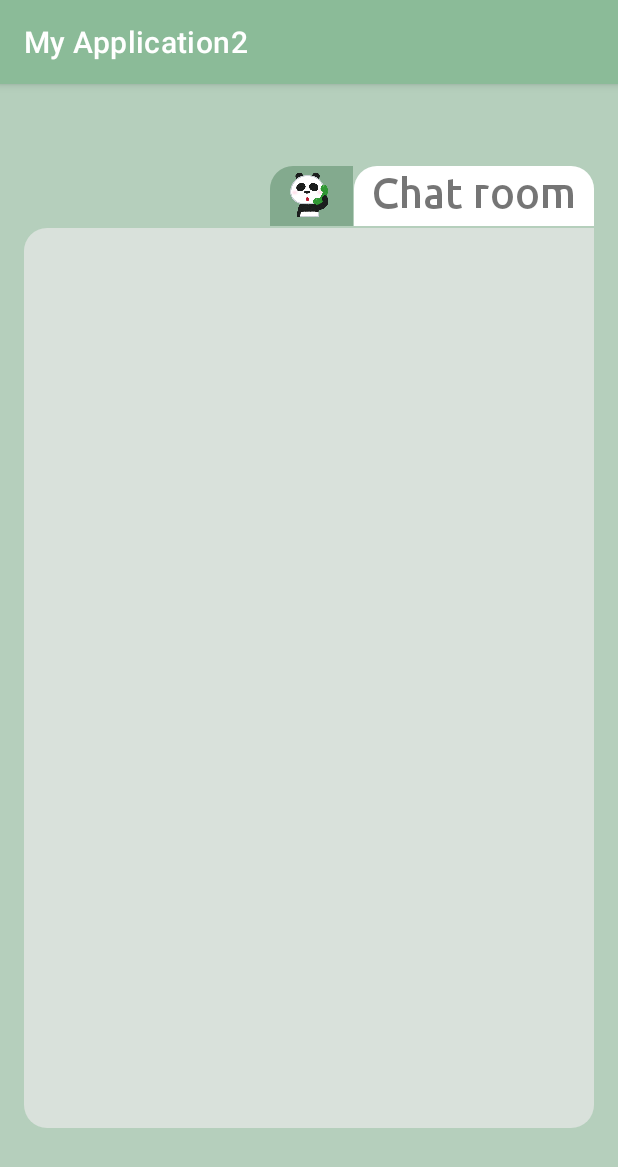
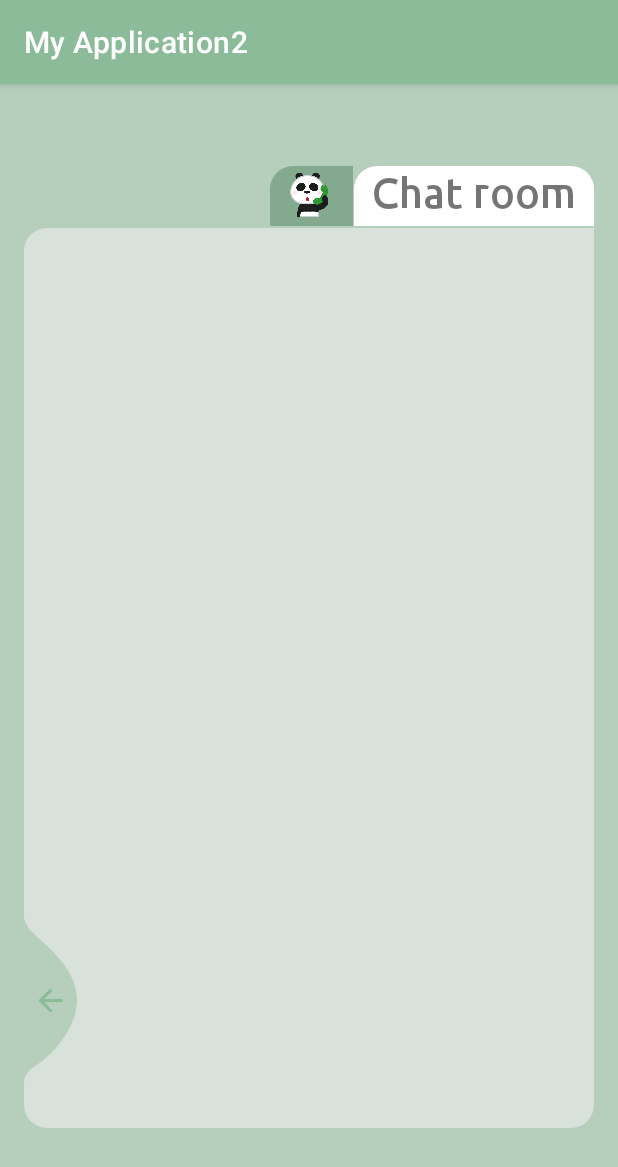
Before and after one commit to GobackGobackk/MyApplication2, an Android app: the MainActivity28 screen opened directly, with no data from a screen before it, on a phone screen of 412 x 824 dp. Shown: the top 1167 px of the screen. Run offline under Robolectric (Android 15) with nearby library versions, the phone set to English and light mode, and no system bars; our stand-ins replace ButterKnife, Firebase (no records; nobody signed in at launch, a user with empty details on screens opened directly); 2 statements that could not run were skipped.

```diff
--- a/app/src/main/java/com/example/name/MainActivity18.java
+++ b/app/src/main/java/com/example/name/MainActivity18.java
@@ -291,8 +291,8 @@ public class MainActivity18 extends AppCompatActivity {
 //            set4 = new BarDataSet(values4, "地质灾害");
 //            set4.setColor(Color.rgb(255, 102, 0));
 
-            set1.setDrawValues(false);
-            set2.setDrawValues(false);
+            set1.setDrawValues(true);
+            set2.setDrawValues(true);
 //            set3.setDrawValues(false);
 //            set4.setDrawValues(false);
 
--- a/app/src/main/java/com/example/name/MainActivity28.java
+++ b/app/src/main/java/com/example/name/MainActivity28.java
@@ -6,7 +6,9 @@ import androidx.recyclerview.widget.RecyclerView;
 
 import android.content.Intent;
 import android.os.Bundle;
+import android.view.View;
 import android.widget.ArrayAdapter;
+import android.widget.ImageButton;
 import android.widget.ListView;
 import android.widget.Toast;
 
@@ -26,6 +28,7 @@ import java.util.List;
 
 import butterknife.BindView;
 import butterknife.ButterKnife;
+import butterknife.OnClick;
 
 public class MainActivity28 extends AppCompatActivity {
     @BindView(R.id.list)
@@ -34,7 +37,7 @@ public class MainActivity28 extends AppCompatActivity {
     private FirebaseDatabase database;
     private DatabaseReference myRef, userRef;
     private GroupChatRoom groupChatRoom;
-    private String GroupId, groupName;
+    private String GroupId, userId;
     ArrayList<String> ar = new ArrayList<String>();
 
     @Override
@@ -46,6 +49,7 @@ public class MainActivity28 extends AppCompatActivity {
         Intent intent = this.getIntent();
         Bundle bundle = intent.getExtras();
         GroupId = bundle.getString("GroupId");
+        userId = bundle.getString("UserId");
         database = FirebaseDatabase.getInstance();
         myRef = database.getReference("chatRooms/group/" + GroupId + "/members/");
         ArrayAdapter adapter = new ArrayAdapter<String>(
@@ -68,4 +72,13 @@ public class MainActivity28 extends AppCompatActivity {
         });
         list.setAdapter(adapter);
     }
+    @OnClick(R.id.login3)
+    public void asd(View view){
+        Intent intent = new Intent(MainActivity28.this, MainActivity25.class);
+        Bundle bundle = new Bundle();
+        bundle.putString("UserId", userId);
+        intent.putExtras(bundle);
+        startActivity(intent);
+        finish();
+    }
 }
--- a/app/src/main/java/com/example/name/MainActivity4.java
+++ b/app/src/main/java/com/example/name/MainActivity4.java
@@ -41,7 +41,7 @@ public class MainActivity4 extends AppCompatActivity {
         private DatabaseReference myRef, userRef;
         private FirebaseDatabase firebaseDatabase;
         private User user;
-        private String GroupId;
+        private String GroupId, userId;
 
 
 
@@ -52,6 +52,7 @@ public class MainActivity4 extends AppCompatActivity {
         Intent intent = this.getIntent();
         Bundle bundle = intent.getExtras();
         GroupId = bundle.getString("GroupId");
+        userId = bundle.getString("UserId");
 //        Toast.makeText(MainActivity4.this, bundle.getString("GroupId")+bundle.getString("UserId"), Toast.LENGTH_LONG).show();
 
         firebaseDatabase = FirebaseDatabase.getInstance();
@@ -135,6 +136,7 @@ public class MainActivity4 extends AppCompatActivity {
             Intent intent = new Intent(MainActivity4.this, MainActivity28.class);
             Bundle bundle = new Bundle();
             bundle.putString("GroupId", GroupId);
+            bundle.putString("UserId", userId);
             intent.putExtras(bundle);
             startActivity(intent);
             finish();
--- a/app/src/main/res/layout/activity_main28.xml
+++ b/app/src/main/res/layout/activity_main28.xml
@@ -61,7 +61,21 @@
             app:layout_constraintBottom_toBottomOf="parent"
             app:layout_constraintEnd_toEndOf="parent"
             app:layout_constraintStart_toStartOf="parent"
-            app:layout_constraintTop_toTopOf="parent" />
+            app:layout_constraintTop_toTopOf="parent">
+
+        </ListView>
+
+        <ImageView
+            android:id="@+id/login3"
+            android:layout_width="wrap_content"
+            android:layout_height="wrap_content"
+            android:layout_alignParentLeft="true"
+            android:layout_alignParentBottom="true"
+            android:layout_marginBottom="30dp"
+            android:adjustViewBounds="false"
+            android:src="@drawable/ic_back_img"
+            app:layout_constraintBottom_toBottomOf="parent"
+            app:layout_constraintStart_toStartOf="parent"></ImageView>
     </androidx.constraintlayout.widget.ConstraintLayout>
 
 
```
